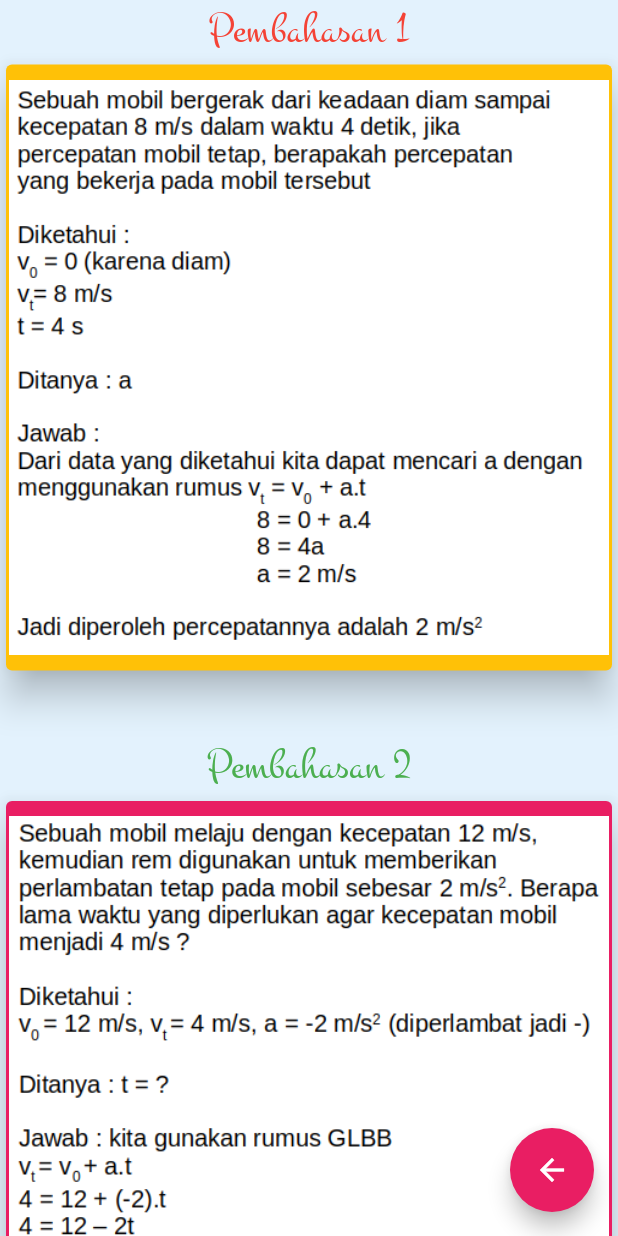
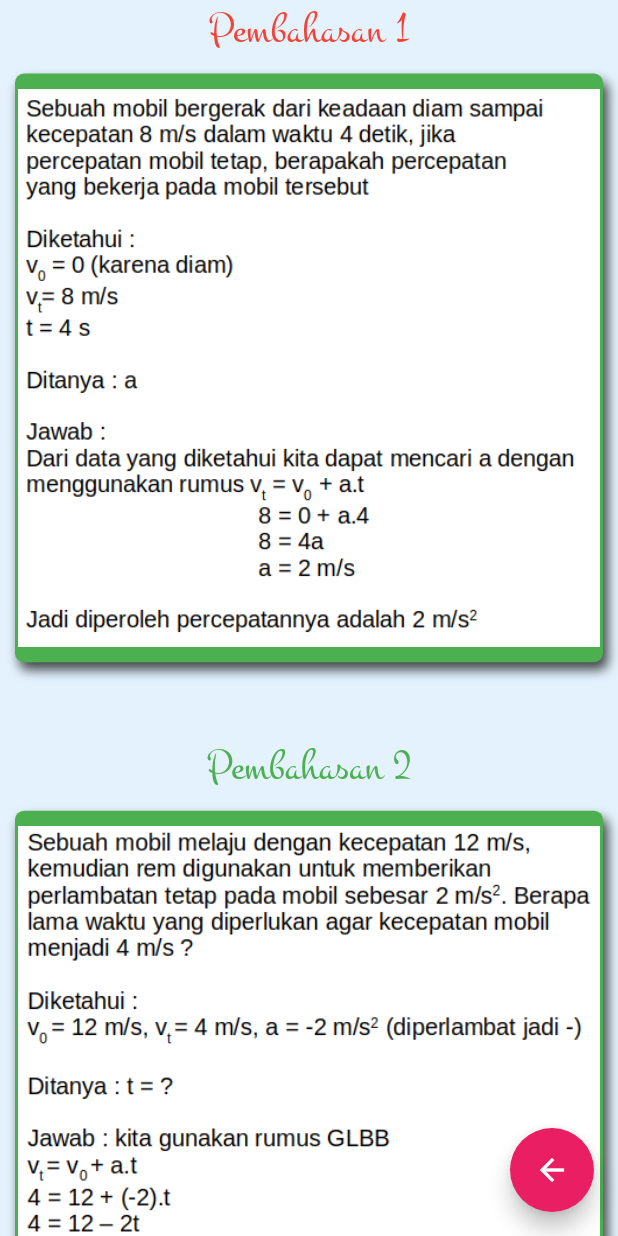
Before and after one commit to cybaric/glbb, a Flutter app: the screen it shows after launch, after a tap on "Bahas Soal GLBB", on a phone screen of 412 x 824 dp. Run offline on Flutter 3.47's test engine with Material 2 defaults, Android fonts, the phone set to English and light mode, and no system bars.

Commit message:
update warna

```diff
--- a/lib/view/pembahasan.dart
+++ b/lib/view/pembahasan.dart
@@ -71,16 +71,19 @@ class Pembahasan extends StatelessWidget {
     );
   }
 
-  Card buildCard(Color color, AssetImage assetimage) {
-    return Card(
-      color: color,
-      elevation: 10,
-      child: Container(
-        margin: EdgeInsets.fromLTRB(2, 10, 2, 10),
-        child: Image(
-          image: assetimage,
-        ),
+  Container buildCard(Color color, AssetImage assetimage) {
+    return Container(
+      margin: EdgeInsets.all(10),
+      padding: EdgeInsets.fromLTRB(2, 10, 2, 10),
+      child: Image(
+        image: assetimage,
       ),
+      decoration: BoxDecoration(boxShadow: [
+        BoxShadow(
+            color: Colors.black.withOpacity(0.7),
+            offset: Offset(3, 5),
+            blurRadius: 6),
+      ], color: Colors.green, borderRadius: BorderRadius.circular(6)),
     );
   }
 }
```
